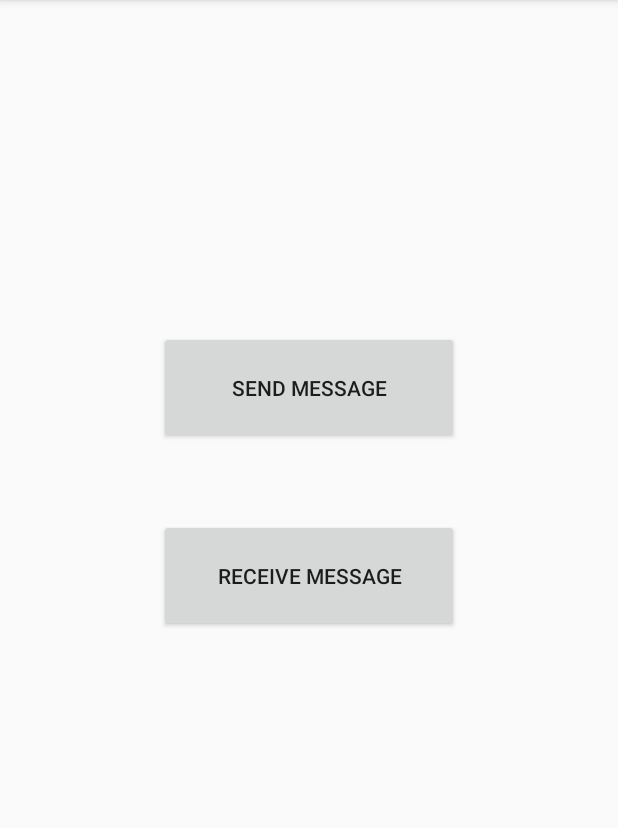
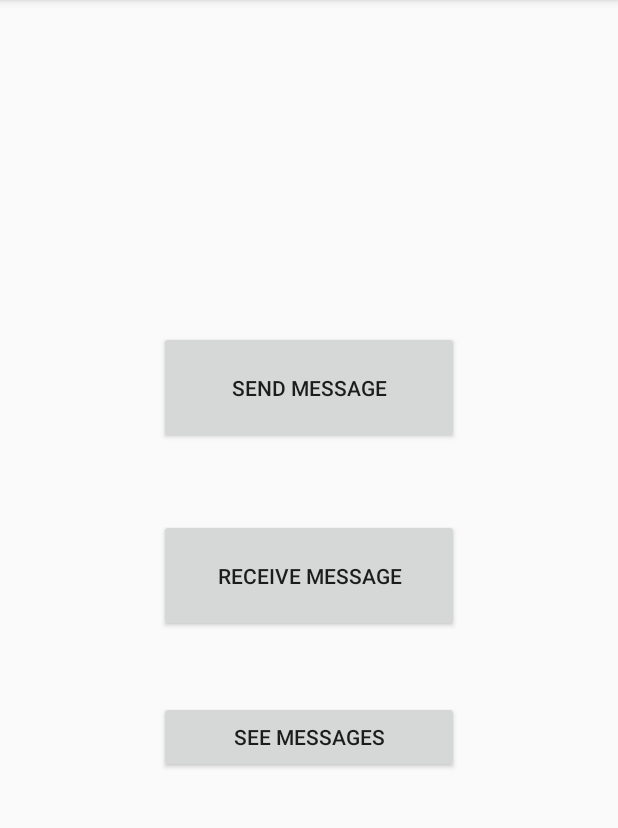
Before and after one commit to dherwig/EncryptedMessaging, an Android app: the screen it shows after launch (MainActivity), on a phone screen of 412 x 824 dp, the part 84-912 px from its top. Run offline under Robolectric (Android 15) with nearby library versions, the phone set to English and light mode, and no system bars.

Commit message:
added listview to see all messages

```diff
--- a/app/src/main/AndroidManifest.xml
+++ b/app/src/main/AndroidManifest.xml
@@ -30,6 +30,11 @@
             android:label="@string/title_activity_receive_message"
             android:theme="@style/AppTheme.NoActionBar">
         </activity>
+        <activity
+            android:name=".MessageList"
+            android:label="@string/title_activity_message_list"
+            android:theme="@style/AppTheme.NoActionBar">
+        </activity>
     </application>
 
 </manifest>
--- a/app/src/main/java/com/bignerd/android/encryptedmessaging/MainActivity.java
+++ b/app/src/main/java/com/bignerd/android/encryptedmessaging/MainActivity.java
@@ -13,7 +13,7 @@ import android.widget.Button;
 
 public class MainActivity extends AppCompatActivity {
 
-    Button sendButton, receiveButton;
+    Button sendButton, receiveButton, seeMessagesButton;
     @Override
     protected void onCreate(Bundle savedInstanceState) {
         super.onCreate(savedInstanceState);
@@ -23,6 +23,7 @@ public class MainActivity extends AppCompatActivity {
 
         sendButton = (Button) findViewById(R.id.send);
         receiveButton = (Button) findViewById(R.id.receive);
+        seeMessagesButton = (Button) findViewById(R.id.seeMessages);
 
         sendButton.setOnClickListener(new View.OnClickListener(){
             @Override
@@ -40,6 +41,14 @@ public class MainActivity extends AppCompatActivity {
             }
         });
 
+        seeMessagesButton.setOnClickListener(new View.OnClickListener() {
+            @Override
+            public void onClick(View v) {
+                Intent i = new Intent(MainActivity.this, MessageList.class);
+                MainActivity.this.startActivity(i);
+            }
+        });
+
 
     }
 
--- a/app/src/main/java/com/bignerd/android/encryptedmessaging/SendMessage.java
+++ b/app/src/main/java/com/bignerd/android/encryptedmessaging/SendMessage.java
@@ -24,7 +24,7 @@ public class SendMessage extends AppCompatActivity {
 
     EditText alias, message, question, answer;
     Button insertMessage;
-    String insertURL = "http://192.168.1.235/insertMessage.php";
+    String insertURL = "http://donherwig.com/insertMessage.php";
     RequestQueue requestQueue;
 
     @Override
--- a/app/src/main/res/layout/content_main.xml
+++ b/app/src/main/res/layout/content_main.xml
@@ -35,4 +35,16 @@
         android:height = "75dp"
         android:id="@+id/send"
         android:text="Send Message"/>
+
+    <Button
+        android:layout_width="wrap_content"
+        android:layout_height="wrap_content"
+        android:id="@+id/seeMessages"
+        android:layout_below="@+id/receive"
+        android:layout_marginTop="46dp"
+        android:layout_alignLeft="@+id/receive"
+        android:layout_alignStart="@+id/receive"
+        android:layout_alignRight="@+id/receive"
+        android:layout_alignEnd="@+id/receive"
+        android:text="See Messages"/>
 </RelativeLayout>
--- a/app/src/main/res/values/strings.xml
+++ b/app/src/main/res/values/strings.xml
@@ -3,4 +3,5 @@
     <string name="action_settings">Settings</string>
     <string name="title_activity_send_message">Send Message</string>
     <string name="title_activity_receive_message">Receive Message</string>
+    <string name="title_activity_message_list">Messages</string>
 </resources>
```
Also changed, not shown: app/src/main/java/com/bignerd/android/encryptedmessaging/Message.java (added, +28 -0 lines), app/src/main/java/com/bignerd/android/encryptedmessaging/MessageList.java (added, +85 -0 lines), app/src/main/java/com/bignerd/android/encryptedmessaging/ReceiveMessage.java (+6 -1 lines), app/src/main/res/layout/activity_message_list.xml (added, +28 -0 lines), app/src/main/res/layout/content_message_list.xml (added, +24 -0 lines).
